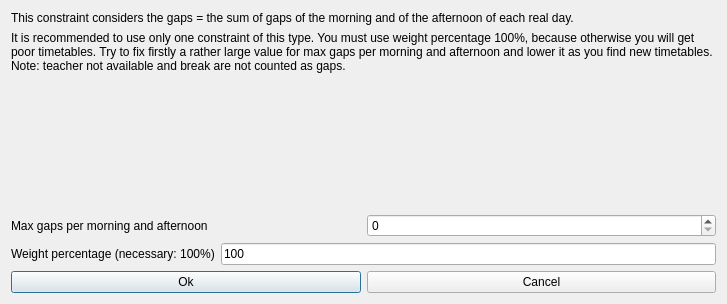
This is fet/src/interface/modifyconstraintteachersmaxgapspermorningandafternoonform_template.ui in vonmecheln/fet as Qt 5 draws it before an edit. The edited form follows.
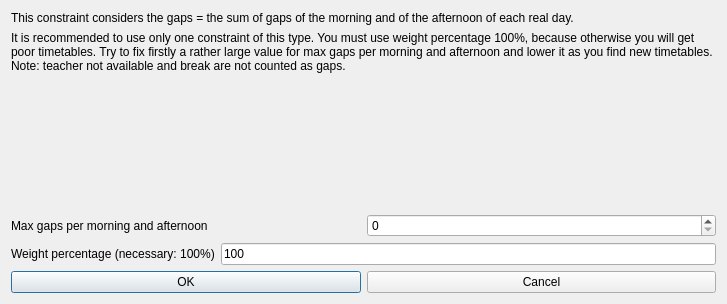
This is the edited form.

The edit to the form file:
```diff
--- a/fet/src/interface/modifyconstraintteachersmaxgapspermorningandafternoonform_template.ui
+++ b/fet/src/interface/modifyconstraintteachersmaxgapspermorningandafternoonform_template.ui
@@ -124,7 +124,7 @@
      <item>
       <widget class="QPushButton" name="okPushButton">
        <property name="text">
-        <string>Ok</string>
+        <string>OK</string>
        </property>
       </widget>
      </item>
```
